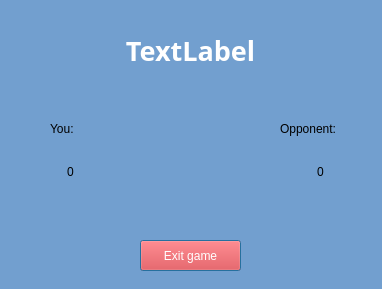
Old version of the form GUI/EndGameWindow.ui in the repository dnestorovic/Yamb.
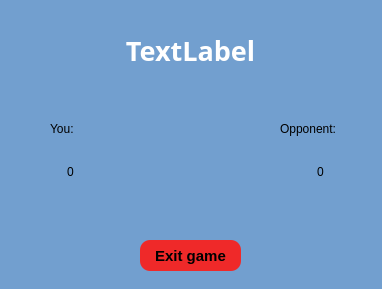
New version of the form.

Commit message: feat : New look to buttons      -Added new look to buttons

What changed in the file:
```diff
--- a/GUI/EndGameWindow.ui
+++ b/GUI/EndGameWindow.ui
@@ -32,8 +32,21 @@
     </rect>
    </property>
    <property name="styleSheet">
-    <string notr="true">background: rgb(239, 41, 41);
-color: white;</string>
+    <string notr="true">QPushButton {
+	background-color:rgb(239, 41, 41);
+	border-radius:10px;
+	color:black;
+	font-family:Arial;
+	font-size:15px;
+   	font-weight:bold;
+}
+QPushButton:hover {
+	background-color:red;
+}
+QPushButton:active {
+	position:relative;
+	top:1px;
+}</string>
    </property>
    <property name="text">
     <string>Exit game</string>
```
The commit also changes 3 other files.
